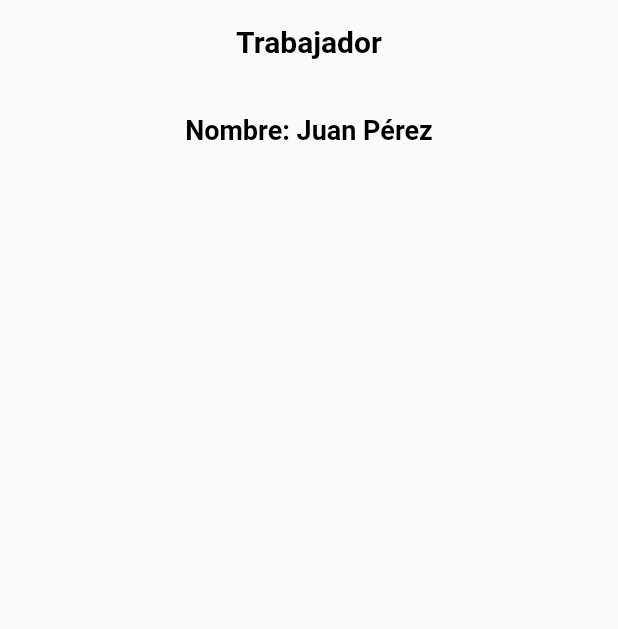
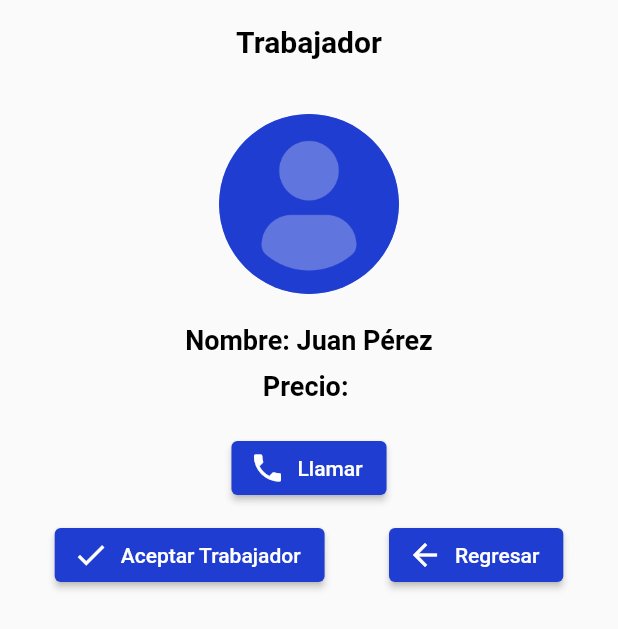
Before and after one commit to Jesus0917/ServiPlus-1.0, a Flutter app: the WorkerProfileScreen screen opened directly, on a phone screen of 412 x 824 dp. Shown: the top 629 px of the screen. Run offline on Flutter 3.47's test engine with Material 2 defaults, Android fonts, the phone set to English and light mode, and no system bars; our stand-ins replace firebase_auth, firebase_core, firebase_storage, flutter_local_notifications, flutter_spinkit, fluttertoast and 4 more; accounts and stored records are empty.

Commit message:
rsxdg
Signed-off-by: Jesus Garcia <ninojavier32@gmail.com>

```diff
--- a/lib/features/user_auth/presentation/pages/WorkerProfileScreen.dart
+++ b/lib/features/user_auth/presentation/pages/WorkerProfileScreen.dart
@@ -1,8 +1,26 @@
 import 'dart:ui';
 import 'package:flutter/material.dart';
 import 'package:flutter_application_1/features/user_auth/presentation/pages/home_page.dart';
+import 'package:flutter_local_notifications/flutter_local_notifications.dart';
+import 'package:url_launcher/url_launcher.dart';
 
-void main() {
+void main() async {
+  WidgetsFlutterBinding.ensureInitialized();
+
+  FlutterLocalNotificationsPlugin flutterLocalNotificationsPlugin =
+      FlutterLocalNotificationsPlugin();
+
+  // Configuración para Android
+  const AndroidInitializationSettings initializationSettingsAndroid =
+      AndroidInitializationSettings('assets/logo.png'); // Reemplaza 'app_icon' con el nombre de tu icono de la aplicación
+
+  final InitializationSettings initializationSettings =
+      InitializationSettings(android: initializationSettingsAndroid);
+
+  await flutterLocalNotificationsPlugin.initialize(
+    initializationSettings,
+  );
+
   runApp(const MyApp());
 }
 
@@ -18,15 +36,22 @@ class MyApp extends StatelessWidget {
 }
 
 class WorkerProfileScreen extends StatelessWidget {
-  const WorkerProfileScreen({Key? key, required this.serviceName}) : super(key: key);
+  const WorkerProfileScreen({
+    Key? key,
+    required this.serviceName,
+    this.imagePath = '',
+    this.price = '',
+  }) : super(key: key);
 
   final String serviceName;
+  final String imagePath;
+  final String price;
 
   @override
   Widget build(BuildContext context) {
     return Scaffold(
       appBar: AppBar(
-         automaticallyImplyLeading: false,
+        automaticallyImplyLeading: false,
         backgroundColor: Colors.transparent,
         elevation: 0,
         title: const Center(
@@ -45,6 +70,13 @@ class WorkerProfileScreen extends StatelessWidget {
           padding: const EdgeInsets.all(20.0),
           child: Column(
             children: [
+              CircleAvatar(
+                radius: 60,
+                backgroundImage: AssetImage(imagePath.isEmpty
+                    ? 'assets/usuario-de-perfil.png' // Imagen por defecto
+                    : imagePath),
+              ),
+              SizedBox(height: 20),
               Text(
                 'Nombre: $serviceName',
                 style: const TextStyle(
@@ -53,7 +85,47 @@ class WorkerProfileScreen extends StatelessWidget {
                   color: Colors.black,
                 ),
               ),
-              // ... otros widgets en el perfil del trabajador
+              SizedBox(height: 10),
+              Text(
+                'Precio: $price', // Muestra el precio
+                style: const TextStyle(
+                  fontSize: 18.0,
+                  fontWeight: FontWeight.bold,
+                  color: Colors.black,
+                ),
+              ),
+              SizedBox(height: 20),
+              ElevatedButton.icon(
+                onPressed: () {
+                  launch("tel://<+573154746748>"); // Reemplaza <Número de teléfono> con el número que deseas llamar
+
+                },
+                icon: Icon(Icons.phone),
+                label: Text('Llamar'),
+              ),
+              SizedBox(height: 10),
+              Row(
+                mainAxisAlignment: MainAxisAlignment.spaceEvenly,
+                children: [
+                  ElevatedButton.icon(
+                    onPressed: () async {
+                      await _mostrarDialogAceptar(context);
+                      _enviarNotificacion();
+                    },
+                    icon: Icon(Icons.check),
+                    label: Text('Aceptar Trabajador'),
+                  ),
+                  SizedBox(width: 10),
+                  ElevatedButton.icon(
+                    onPressed: () {
+                      Navigator.pop(context); // Regresar al home
+                    },
+                    icon: Icon(Icons.arrow_back),
+                    label: Text('Regresar'),
+                  ),
+                ],
+              ),
+              // Agrega más información del trabajador según sea necesario
             ],
           ),
         ),
@@ -61,6 +133,64 @@ class WorkerProfileScreen extends StatelessWidget {
     );
   }
 }
+
+// Función para mostrar un diálogo
+  Future<void> _mostrarDialogAceptar(BuildContext context) async {
+    return showDialog<void>(
+      context: context,
+      builder: (BuildContext context) {
+        return AlertDialog(
+          title: Text('Aceptar Trabajador'),
+          content: SingleChildScrollView(
+            child: ListBody(
+              children: <Widget>[
+                Text('¿Estás seguro de que quieres aceptar a este trabajador?'),
+              ],
+            ),
+          ),
+          actions: <Widget>[
+            TextButton(
+              child: Text('Aceptar'),
+              onPressed: () {
+                Navigator.of(context).pop(); // Cierra el diálogo
+              },
+            ),
+            TextButton(
+              child: Text('Cancelar'),
+              onPressed: () {
+                Navigator.of(context).pop(); // Cierra el diálogo
+              },
+            ),
+          ],
+        );
+      },
+    );
+  }
+  // Inicializa FlutterLocalNotificationsPlugin
+  final FlutterLocalNotificationsPlugin flutterLocalNotificationsPlugin =
+      FlutterLocalNotificationsPlugin();
+
+  // Función para enviar notificación
+  Future<void> _enviarNotificacion() async {
+    const AndroidNotificationDetails androidPlatformChannelSpecifics =
+        AndroidNotificationDetails(
+      'your channel id', // Cambia esto según tus necesidades
+      'your channel name', // Cambia esto según tus necesidades
+      importance: Importance.max,
+      priority: Priority.high,
+      showWhen: false,
+    );
+    const NotificationDetails platformChannelSpecifics =
+        NotificationDetails(android: androidPlatformChannelSpecifics);
+
+    await flutterLocalNotificationsPlugin.show(
+      0,
+      'Trabajador Aceptado',
+      'Has aceptado a un trabajador',
+      platformChannelSpecifics,
+      payload: 'Trabajador aceptado',
+    );
+  }
 
 class ListaTrabajadores extends StatelessWidget {
   final List<Map<String, String>> workers;
--- a/pubspec.yaml
+++ b/pubspec.yaml
@@ -46,6 +46,7 @@ dependencies:
   flutter_spinkit: ^5.2.0
   google_nav_bar: ^5.0.6
   line_icons: ^2.0.3
+  flutter_local_notifications: ^16.1.0
 
 
 dev_dependencies:
```
Also changed, not shown: pubspec.lock, 1 other file.
